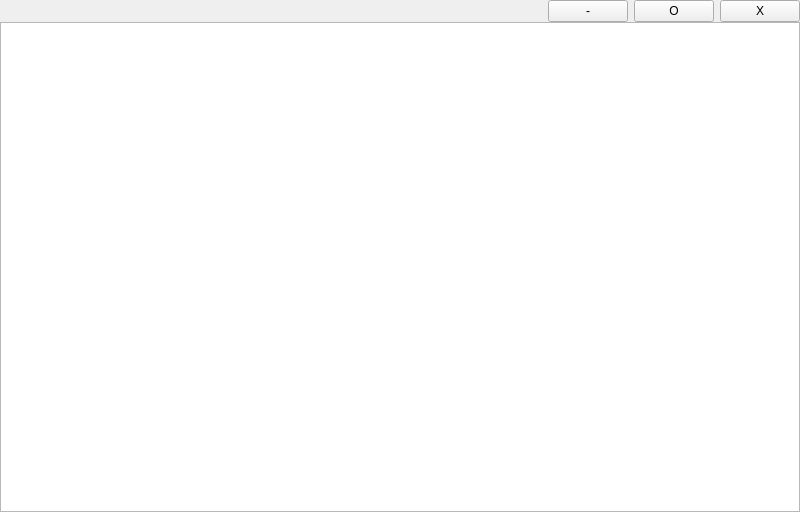
The window that view/mainwindow.ui (arsonite/synthia) describes before a commit, drawn with Qt 5.
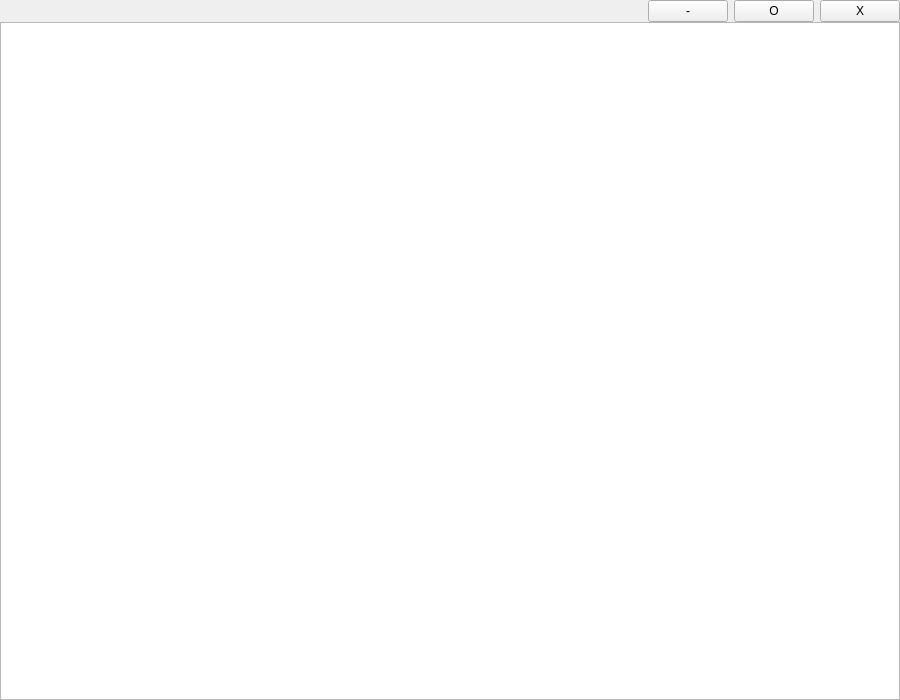
The same window after the commit.

Commit message: implemented menubar functionality in custom buttons

Diff of the .ui file:
```diff
--- a/view/mainwindow.ui
+++ b/view/mainwindow.ui
@@ -6,10 +6,16 @@
    <rect>
     <x>0</x>
     <y>0</y>
-    <width>800</width>
-    <height>512</height>
+    <width>900</width>
+    <height>700</height>
    </rect>
   </property>
+  <property name="minimumSize">
+   <size>
+    <width>900</width>
+    <height>700</height>
+   </size>
+  </property>
   <property name="windowTitle">
    <string>MainWindow</string>
   </property>
```
The commit also changes 2 other files.
